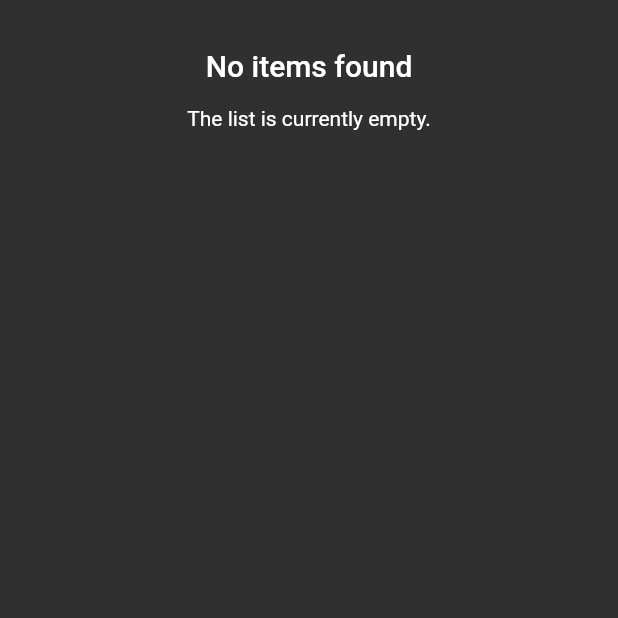
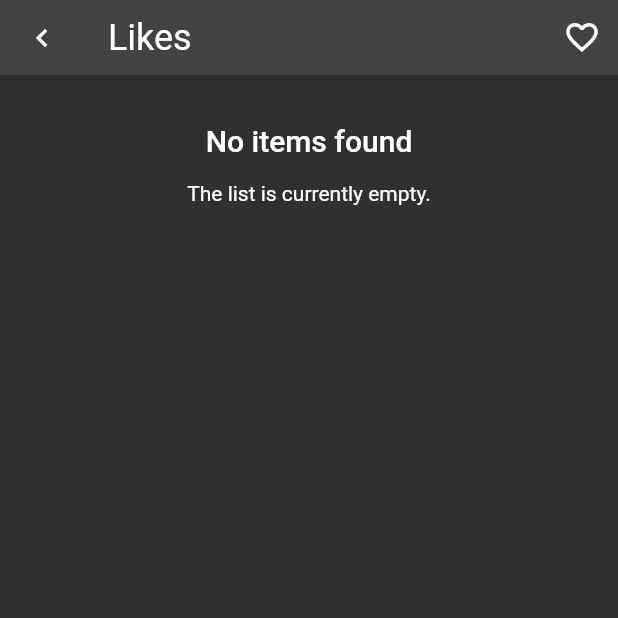
Before and after one commit to ishikurak73/hnnews, a Flutter app: the LikeScreen screen opened directly, on a phone screen of 412 x 824 dp, the top half of it. Run offline on Flutter 3.47's test engine with Material 2 defaults, Android fonts, the phone set to English and light mode, and no system bars; our stand-ins replace get, get_storage, infinite_scroll_pagination, jiffy, webview_flutter; accounts and stored records are empty; network calls fail; statements that could not run were skipped.

Commit message:
refactored like page

```diff
--- a/lib/controllers/stories_controller.dart
+++ b/lib/controllers/stories_controller.dart
@@ -71,7 +71,6 @@ class StoriesController extends GetxController {
   }
 
   onRefresh() async {
-    print("onRefresh");
     isLoading.value = true;
     storiesIds.value = [];
     pagingController.refresh();
@@ -100,9 +99,7 @@ class BestStoriesController extends StoriesController {
 
 class LikeStoriesController extends StoriesController {
   LikeStoriesController() : super(url: "like");
-
-  final likeController = Get.put(LikeController());
-
+  final likeController = Get.find<LikeController>();
   @override
   fetchStoriesIdsOnInit() {
     try {
--- a/lib/screens/home_screen.dart
+++ b/lib/screens/home_screen.dart
@@ -14,10 +14,11 @@ class HomeScreen extends StatefulWidget {
 }
 
 class HomePage extends State<HomeScreen> {
+  final likeController = Get.put(LikeController());
   final topStoriesController = Get.put(TopStoriesController());
   final newStoriesController = Get.put(NewStoriesController());
   final bestStoriesController = Get.put(BestStoriesController());
-  final likeController = Get.put(LikeController());
+  final likeStoriesController = Get.put(LikeStoriesController());
 
   static const toolbarHeight = 50.00;
 
--- a/lib/screens/like_screen.dart
+++ b/lib/screens/like_screen.dart
@@ -2,6 +2,7 @@ import 'package:flutter/material.dart';
 import 'package:get/get.dart';
 import 'package:hnnews/controllers/like_controller.dart';
 import 'package:hnnews/controllers/stories_controller.dart';
+import 'package:hnnews/views/icons.dart';
 import 'package:hnnews/views/stories_list.dart';
 
 class LikeScreen extends StatefulWidget {
@@ -10,14 +11,63 @@ class LikeScreen extends StatefulWidget {
 }
 
 class LikePage extends State<LikeScreen> {
-  final likeStoriesController = Get.put(LikeStoriesController());
-  final likeController = Get.put(LikeController());
+  final likeController = Get.find<LikeController>();
+  final likeStoriesController = Get.find<LikeStoriesController>();
+  static const toolbarHeight = 50.00;
 
-  // final likeController = Get.find<LikeController>();
+  @override
+  void initState() {
+    likeStoriesController.onRefresh();
+    super.initState();
+  }
+
   @override
   Widget build(BuildContext context) {
     return Scaffold(
       body: SafeArea(
+        child: NestedScrollView(
+          headerSliverBuilder: (BuildContext context, bool innerBoxIsScrolled) {
+            return <Widget>[
+              SliverOverlapAbsorber(
+                handle:
+                    NestedScrollView.sliverOverlapAbsorberHandleFor(context),
+                sliver: SliverAppBar(
+                  toolbarHeight: toolbarHeight,
+                  forceElevated: innerBoxIsScrolled,
+                  automaticallyImplyLeading: true,
+                  title: Text(
+                    "Likes",
+                    style: Theme.of(context).textTheme.headline5,
+                  ),
+                  // titleSpacing: 20,
+                  floating: true,
+                  snap: true,
+                  pinned: true,
+                  // backgroundColor: Colors.blueGrey,
+                  // expandedHeight: 120,
+                  leading: IconButton(
+                    icon: const Icon(Icons.chevron_left),
+                    onPressed: () {
+                      Get.back();
+                      // Get.toNamed(Get.previousRoute);
+                    },
+                  ),
+
+                  actions: <Widget>[
+                    IconButton(
+                      icon:
+                          likeController.idss.isNotEmpty ? likeIcon : likedIcon,
+                      onPressed: () {
+                        // Get.toNamed("likes", arguments: RouteArgumentModel());
+                      },
+                    ),
+                  ],
+                ),
+              ),
+            ];
+          },
+          body: Container(
+            margin: const EdgeInsets.only(top: toolbarHeight),
             child: Obx(
               () => StoriesList(
                 onRefresh: () => Future.sync(() {
@@ -29,6 +79,8 @@ class LikePage extends State<LikeScreen> {
               ),
             ),
           ),
+        ),
+      ),
     );
   }
 }
```
Lines whose indentation alone changed are shown as unchanged.
